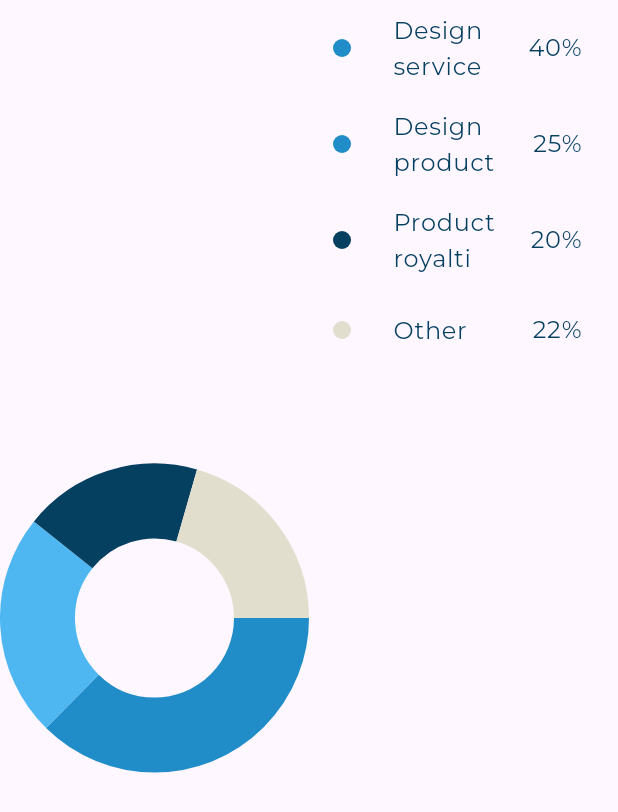
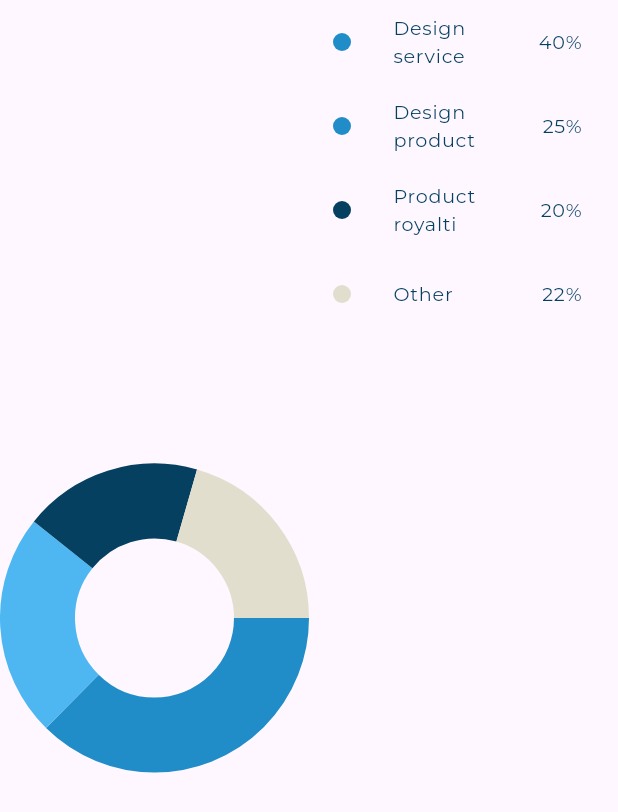
Before and after one commit to prolagg99/responsive_dash_board, a Flutter app: the IncomeSectionBody widget shown alone on an empty page, opened directly, on a phone screen of 412 x 824 dp. Shown: the top 812 px of the screen. Run offline on Flutter 3.47's test engine with Material 3 defaults, Android fonts, the phone set to English and light mode, and no system bars; drawn by our look-alikes of fl_chart; our stand-ins replace expandable_page_view, flutter_svg; project files that could hold a hidden picture were left out.

Commit message:
resposnive font size part one

```diff
--- a/lib/utils/app_styles.dart
+++ b/lib/utils/app_styles.dart
@@ -1,75 +1,110 @@
 // abstracts cuz i do not need an object of this class
 
+import 'package:flutter/foundation.dart';
 import 'package:flutter/material.dart';
+import 'package:responsive_dash_board/utils/size_config.dart';
 
 abstract class AppStyles {
-  static const TextStyle styleRegular16 = TextStyle(
-    color: Color(0xff064061),
+  static TextStyle styleRegular16 = TextStyle(
+    color: const Color(0xff064061),
     fontFamily: 'Montserrat',
-    fontSize: 16,
+    fontSize: getResponsiveFontSize(fontSize: 16),
     fontWeight: FontWeight.w400,
   );
 
-  static const TextStyle styleMeduim16 = TextStyle(
-    color: Color(0xff064061),
+  static TextStyle styleMeduim16 = TextStyle(
+    color: const Color(0xff064061),
     fontFamily: 'Montserrat',
-    fontSize: 16,
+    fontSize: getResponsiveFontSize(fontSize: 16),
     fontWeight: FontWeight.w500,
   );
 
-  static const TextStyle styleSemiBold16 = TextStyle(
-    color: Color(0xff064061),
+  static TextStyle styleSemiBold16 = TextStyle(
+    color: const Color(0xff064061),
     fontFamily: 'Montserrat',
-    fontSize: 16,
+    fontSize: getResponsiveFontSize(fontSize: 16),
     fontWeight: FontWeight.w600,
   );
 
-  static const TextStyle styleSemiBold20 = TextStyle(
-    color: Color(0xff064061),
+  static TextStyle styleSemiBold20 = TextStyle(
+    color: const Color(0xff064061),
     fontFamily: 'Montserrat',
-    fontSize: 20,
+    fontSize: getResponsiveFontSize(fontSize: 20),
     fontWeight: FontWeight.w600,
   );
 
-  static const TextStyle styleRegular12 = TextStyle(
-    color: Color(0xffAAAAAA),
+  static TextStyle styleRegular12 = TextStyle(
+    color: const Color(0xffAAAAAA),
     fontFamily: 'Montserrat',
-    fontSize: 12,
+    fontSize: getResponsiveFontSize(fontSize: 12),
     fontWeight: FontWeight.w400,
   );
 
-  static const TextStyle styleSemiBold24 = TextStyle(
-    color: Color(0xff4EB7F2),
+  static TextStyle styleSemiBold24 = TextStyle(
+    color: const Color(0xff4EB7F2),
     fontFamily: 'Montserrat',
-    fontSize: 24,
+    fontSize: getResponsiveFontSize(fontSize: 24),
     fontWeight: FontWeight.w600,
   );
 
-  static const TextStyle styleRegular14 = TextStyle(
-    color: Color(0xffAAAAAA),
+  static TextStyle styleRegular14 = TextStyle(
+    color: const Color(0xffAAAAAA),
     fontFamily: 'Montserrat',
-    fontSize: 14,
+    fontSize: getResponsiveFontSize(fontSize: 14),
     fontWeight: FontWeight.w400,
   );
 
-  static const TextStyle styleSemiBold18 = TextStyle(
-    color: Color(0xff4EB7F2),
+  static TextStyle styleSemiBold18 = TextStyle(
+    color: const Color(0xff4EB7F2),
     fontFamily: 'Montserrat',
-    fontSize: 18,
+    fontSize: getResponsiveFontSize(fontSize: 18),
     fontWeight: FontWeight.w600,
   );
 
-  static const TextStyle styleBold16 = TextStyle(
-    color: Color(0xff4EB7F2),
+  static TextStyle styleBold16 = TextStyle(
+    color: const Color(0xff4EB7F2),
     fontFamily: 'Montserrat',
-    fontSize: 16,
+    fontSize: getResponsiveFontSize(fontSize: 16),
     fontWeight: FontWeight.w700,
   );
 
-  static const TextStyle styleMeduim20 = TextStyle(
-    color: Color(0xffffffff),
+  static TextStyle styleMeduim20 = TextStyle(
+    color: const Color(0xffffffff),
     fontFamily: 'Montserrat',
-    fontSize: 20,
+    fontSize: getResponsiveFontSize(fontSize: 20),
     fontWeight: FontWeight.w500,
   );
 }
+
+// for a responsive fontSizeyou have to:
+// 1. calculate the scaleFactor
+// 2. calculate the responsive fontSize
+// 3. the min,max fontSize
+
+double getResponsiveFontSize({required double fontSize}) {
+  double scaleFactor = getScaleFactor();
+  double responsiveFontSize = (fontSize * scaleFactor);
+
+  double lowerLimit = fontSize * 0.8;
+  double upperLimit = fontSize * 1.2;
+
+  return responsiveFontSize.clamp(lowerLimit, upperLimit);
+}
+
+double getScaleFactor() {
+  var dispatcher = PlatformDispatcher.instance;
+  var physicalWidth = dispatcher.views.first.physicalSize.width;
+  var devicePixelRatio = dispatcher.views.first.devicePixelRatio;
+
+  double width = physicalWidth / devicePixelRatio;
+  if (width < SizeConfig.tablet) {
+    // return width / 400;
+    return width / 600;
+  } else if (width < SizeConfig.desktop) {
+    // return width / 700;
+    return width / 1000;
+  } else {
+    // return width / 1000;
+    return width / 1920;
+  }
+}
--- a/lib/widgets/all_expenses_header.dart
+++ b/lib/widgets/all_expenses_header.dart
@@ -9,14 +9,14 @@ class AllExpensesHeader extends StatelessWidget {
 
   @override
   Widget build(BuildContext context) {
-    return const Row(
+    return Row(
       mainAxisAlignment: MainAxisAlignment.spaceBetween,
       children: [
         Text(
           'All Expenses',
           style: AppStyles.styleSemiBold20,
         ),
-        RangeOptionsButton(),
+        const RangeOptionsButton(),
       ],
     );
   }
--- a/lib/widgets/income_section_body.dart
+++ b/lib/widgets/income_section_body.dart
@@ -13,7 +13,11 @@ class IncomeSectionBody extends StatelessWidget {
   Widget build(BuildContext context) {
     double width = MediaQuery.sizeOf(context).width;
     return width >= SizeConfig.desktop && width <= 1750
-        ? const Expanded(child: DetailedIncomeChart())
+        ? const Expanded(
+            child: Padding(
+            padding: EdgeInsets.all(16.0),
+            child: DetailedIncomeChart(),
+          ))
         : const Row(
             crossAxisAlignment: CrossAxisAlignment.center,
             mainAxisAlignment: MainAxisAlignment.spaceBetween,
--- a/lib/widgets/income_section_header.dart
+++ b/lib/widgets/income_section_header.dart
@@ -9,14 +9,14 @@ class IncomeSectionHeader extends StatelessWidget {
 
   @override
   Widget build(BuildContext context) {
-    return const Row(
+    return Row(
       mainAxisAlignment: MainAxisAlignment.spaceBetween,
       children: [
         Text(
           'Income',
           style: AppStyles.styleSemiBold20,
         ),
-        RangeOptionsButton(),
+        const RangeOptionsButton(),
       ],
     );
   }
--- a/lib/widgets/latest_transaction.dart
+++ b/lib/widgets/latest_transaction.dart
@@ -7,15 +7,15 @@ class LatestTransaction extends StatelessWidget {
 
   @override
   Widget build(BuildContext context) {
-    return const Column(
+    return Column(
       crossAxisAlignment: CrossAxisAlignment.start,
       children: [
         Text(
           "Latest Transaction",
           style: AppStyles.styleMeduim16,
         ),
-        SizedBox(height: 12),
-        LatestTransactionListView(),
+        const SizedBox(height: 12),
+        const LatestTransactionListView(),
       ],
     );
   }
--- a/lib/widgets/my_card.dart
+++ b/lib/widgets/my_card.dart
@@ -38,7 +38,7 @@ class MyCard extends StatelessWidget {
                         style: AppStyles.styleRegular16
                             .copyWith(color: Colors.white),
                       ),
-                      const Text(
+                      Text(
                         'Syah Bandi',
                         style: AppStyles.styleMeduim20,
                       ),
--- a/lib/widgets/my_card_section.dart
+++ b/lib/widgets/my_card_section.dart
@@ -35,7 +35,7 @@ class _MyCardSectionState extends State<MyCardSection> {
       child: Column(
         crossAxisAlignment: CrossAxisAlignment.start,
         children: [
-          const Text(
+          Text(
             'My Card',
             style: AppStyles.styleSemiBold20,
           ),
--- a/lib/widgets/quick_invoice_header.dart
+++ b/lib/widgets/quick_invoice_header.dart
@@ -7,14 +7,14 @@ class QuickInvoiceHeader extends StatelessWidget {
 
   @override
   Widget build(BuildContext context) {
-    return const Row(
+    return Row(
       mainAxisAlignment: MainAxisAlignment.spaceBetween,
       children: [
         Text(
           'Quick Invoice',
           style: AppStyles.styleSemiBold20,
         ),
-        QuickInvoiceAddBuutton(),
+        const QuickInvoiceAddBuutton(),
       ],
     );
   }
--- a/lib/widgets/range_options_button.dart
+++ b/lib/widgets/range_options_button.dart
@@ -21,7 +21,7 @@ class RangeOptionsButton extends StatelessWidget {
       ),
       child: Row(
         children: [
-          const Text(
+          Text(
             'Monthly',
             style: AppStyles.styleMeduim16,
           ),
--- a/lib/widgets/transaction_history_header.dart
+++ b/lib/widgets/transaction_history_header.dart
@@ -11,7 +11,7 @@ class TransactionHistoryHeader extends StatelessWidget {
     return Row(
       mainAxisAlignment: MainAxisAlignment.spaceBetween,
       children: [
-        const Text(
+        Text(
           'Transaction History',
           style: AppStyles.styleSemiBold20,
         ),
```
